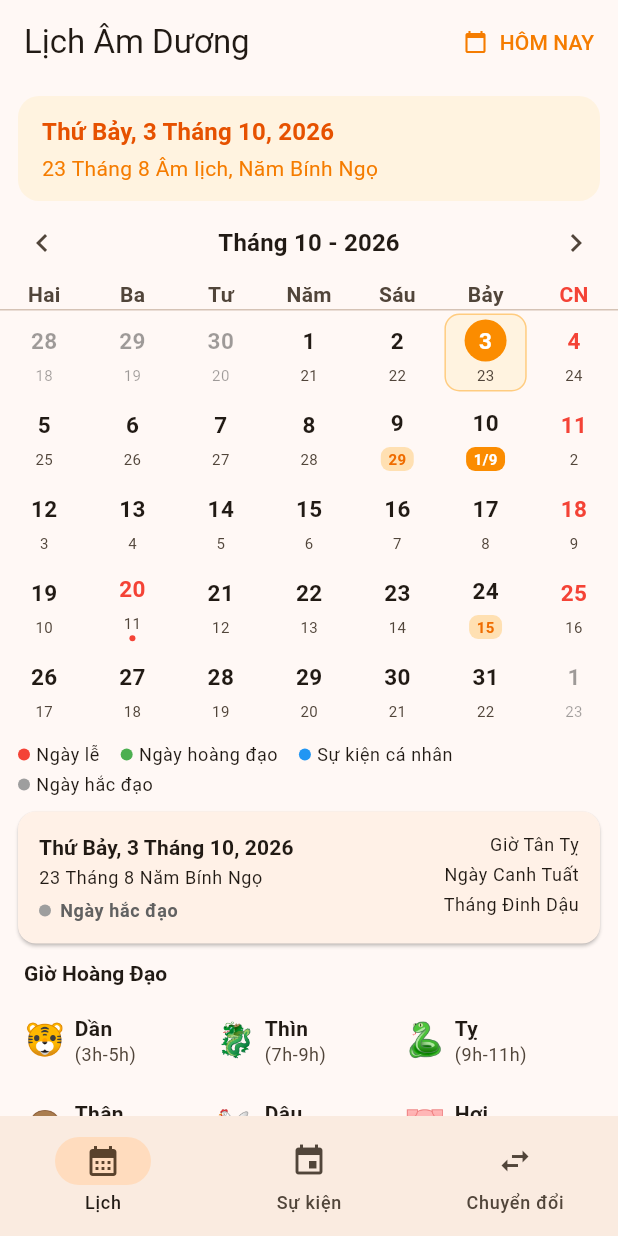
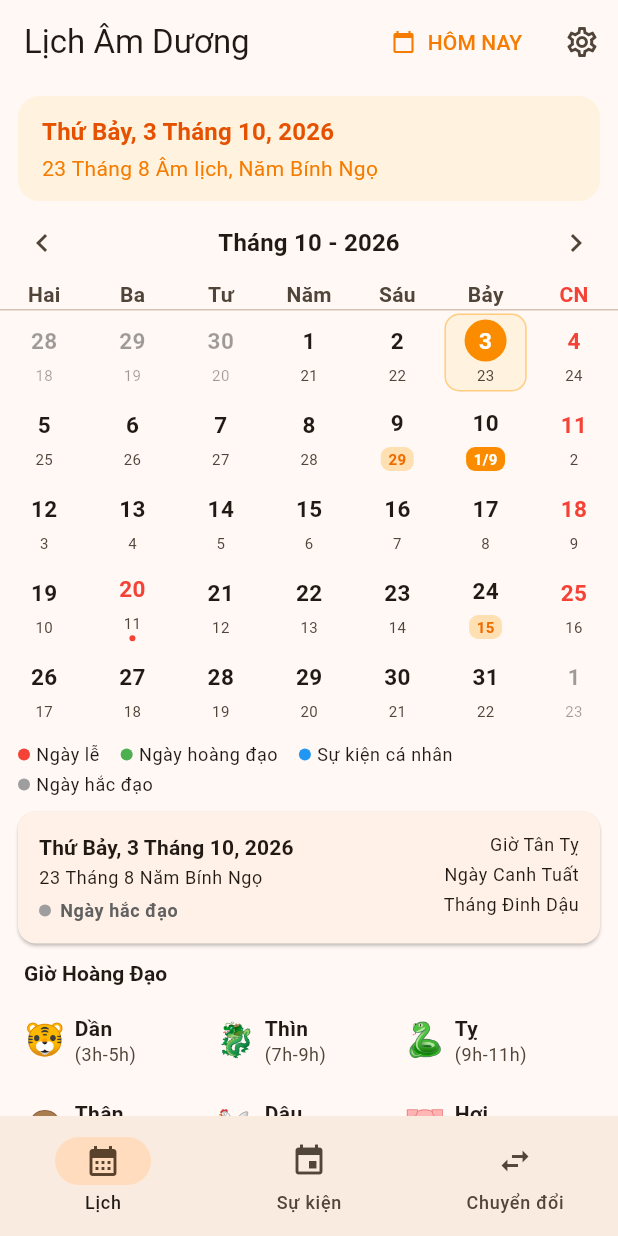
Before and after one commit to nttqn/lunar-calendar-app, a Flutter app: the screen it shows after launch, on a phone screen of 412 x 824 dp. Run offline on Flutter 3.47's test engine with Material 3 defaults, Android fonts, the phone set to English and light mode, and no system bars; our stand-ins replace flutter_local_notifications, google_mobile_ads, shared_preferences, timezone; network calls fail.

Commit message:
Add app-wide font size setting (Nhỏ/Vừa/Lớn)
New Settings screen (gear icon on the Calendar AppBar) lets users pick
between 3 text sizes. "Nhỏ" (small) is factor 1.0 — the app's original
size, kept as the default so existing users see no change unless they
opt in. Applied globally via MediaQuery.textScaler in a MaterialApp
builder, so every screen scales automatically with no per-widget changes.

The one place needing manual adjustment: calendar_screen.dart's month
grid has fixed-size pieces (row height, the "today" circle) that don't
grow with TextScaler the way Text widgets do, so they're scaled by the
same factor to prevent the day number overflowing its circle at the two
larger sizes — verified visually via Playwright at the "Lớn" setting
across all three tabs (Lịch/Sự kiện/Chuyển đổi), no overflow anywhere.
Also verified the choice persists across a reload (shared_preferences).

Co-Authored-By: Claude Sonnet 5 <noreply@anthropic.com>

```diff
--- a/lib/main.dart
+++ b/lib/main.dart
@@ -10,6 +10,7 @@ import 'screens/events_screen.dart';
 import 'services/ads_service.dart';
 import 'services/event_repository.dart';
 import 'services/notification_service.dart';
+import 'services/settings_repository.dart';
 
 Future<void> main() async {
   WidgetsFlutterBinding.ensureInitialized();
@@ -17,6 +18,7 @@ Future<void> main() async {
   await AdsService.instance.initialize();
   await NotificationService.instance.initialize();
   await EventRepository.instance.load();
+  await SettingsRepository.instance.load();
   unawaited(EventRepository.instance.rescheduleAll());
   runApp(const LunarCalendarApp());
 }
@@ -26,6 +28,9 @@ class LunarCalendarApp extends StatelessWidget {
 
   @override
   Widget build(BuildContext context) {
+    return ListenableBuilder(
+      listenable: SettingsRepository.instance,
+      builder: (context, _) {
         return MaterialApp(
           title: 'Lịch Âm Dương',
           debugShowCheckedModeBanner: false,
@@ -40,7 +45,21 @@ class LunarCalendarApp extends StatelessWidget {
             colorSchemeSeed: Colors.orange,
             useMaterial3: true,
           ),
+          // Scales every Text widget app-wide by the user's chosen font
+          // size — the "small" option is a no-op (factor 1.0), preserving
+          // the app's original look exactly as the default.
+          builder: (context, child) {
+            final scale = SettingsRepository.instance.fontScaleFactor;
+            return MediaQuery(
+              data: MediaQuery.of(
+                context,
+              ).copyWith(textScaler: TextScaler.linear(scale)),
+              child: child!,
+            );
+          },
           home: const HomeShell(),
+        );
+      },
     );
   }
 }
--- a/lib/screens/calendar_screen.dart
+++ b/lib/screens/calendar_screen.dart
@@ -2,12 +2,14 @@ import 'package:flutter/material.dart';
 
 import '../models/day_info.dart';
 import '../services/event_repository.dart';
+import '../services/settings_repository.dart';
 import '../utils/vi_date.dart';
 import '../widgets/banner_ad_widget.dart';
 import '../widgets/date_header_card.dart';
 import '../widgets/day_detail_panel.dart';
 import '../widgets/hoang_dao_hours.dart';
 import '../widgets/max_width_body.dart';
+import 'settings_screen.dart';
 
 class CalendarScreen extends StatefulWidget {
   const CalendarScreen({super.key});
@@ -27,7 +29,8 @@ class _CalendarScreenState extends State<CalendarScreen> {
     DateTime.now().day,
   );
 
-  static const double _rowHeight = 56;
+  static const double _baseRowHeight = 56;
+  static const double _baseCircleSize = 28;
 
   void _changeMonth(int delta) {
     setState(() {
@@ -74,7 +77,10 @@ class _CalendarScreenState extends State<CalendarScreen> {
   @override
   Widget build(BuildContext context) {
     return ListenableBuilder(
-      listenable: EventRepository.instance,
+      listenable: Listenable.merge([
+        EventRepository.instance,
+        SettingsRepository.instance,
+      ]),
       builder: (context, _) => _buildScaffold(context),
     );
   }
@@ -83,6 +89,14 @@ class _CalendarScreenState extends State<CalendarScreen> {
     final days = _gridDays();
     final weekCount = days.length ~/ 7;
     final selectedInfo = DayInfo.fromSolar(_selectedDate);
+    // The grid's fixed-size pieces (row height, the "today" circle) don't
+    // automatically grow with the app-wide text scale the way Text widgets
+    // do, so they're scaled here to match — otherwise a larger font size
+    // setting would make day numbers overflow a circle sized for the
+    // default (smallest) font.
+    final scale = SettingsRepository.instance.fontScaleFactor;
+    final rowHeight = _baseRowHeight * scale;
+    final circleSize = _baseCircleSize * scale;
 
     return Scaffold(
       appBar: AppBar(
@@ -94,6 +108,13 @@ class _CalendarScreenState extends State<CalendarScreen> {
             label: const Text('HÔM NAY'),
             style: TextButton.styleFrom(
               foregroundColor: Colors.orange.shade700,
+            ),
+          ),
+          IconButton(
+            icon: const Icon(Icons.settings_outlined),
+            tooltip: 'Cài đặt',
+            onPressed: () => Navigator.of(context).push(
+              MaterialPageRoute(builder: (_) => const SettingsScreen()),
             ),
           ),
         ],
@@ -136,7 +157,7 @@ class _CalendarScreenState extends State<CalendarScreen> {
                     Column(
                       children: List.generate(weekCount, (w) {
                         return SizedBox(
-                          height: _rowHeight,
+                          height: rowHeight,
                           child: Row(
                             children: List.generate(7, (d) {
                               final date = days[w * 7 + d];
@@ -158,6 +179,7 @@ class _CalendarScreenState extends State<CalendarScreen> {
                                   isSunday: d == 6,
                                   isSelected: isSelected,
                                   hasEvent: hasEvent,
+                                  circleSize: circleSize,
                                   onTap: () => _selectDate(date),
                                 ),
                               );
@@ -262,6 +284,7 @@ class _DayCell extends StatelessWidget {
   final bool isSunday;
   final bool isSelected;
   final bool hasEvent;
+  final double circleSize;
   final VoidCallback onTap;
 
   const _DayCell({
@@ -271,6 +294,7 @@ class _DayCell extends StatelessWidget {
     required this.isSunday,
     required this.isSelected,
     required this.hasEvent,
+    required this.circleSize,
     required this.onTap,
   });
 
@@ -350,8 +374,8 @@ class _DayCell extends StatelessWidget {
           mainAxisAlignment: MainAxisAlignment.center,
           children: [
             Container(
-              width: 28,
-              height: 28,
+              width: circleSize,
+              height: circleSize,
               alignment: Alignment.center,
               decoration: info.isToday
                   ? BoxDecoration(
--- /dev/null
+++ b/lib/services/settings_repository.dart
@@ -0,0 +1,38 @@
+import 'package:flutter/foundation.dart';
+import 'package:shared_preferences/shared_preferences.dart';
+
+import '../models/font_scale.dart';
+
+/// App-wide user preferences (currently just font size). A `ChangeNotifier`
+/// singleton, same shape as `EventRepository`, so screens can listen via
+/// `ListenableBuilder` without a state-management package.
+class SettingsRepository extends ChangeNotifier {
+  SettingsRepository._();
+  static final SettingsRepository instance = SettingsRepository._();
+
+  static const String _prefsKey = 'font_scale_option';
+
+  FontScaleOption _fontScale = FontScaleOption.small;
+  FontScaleOption get fontScale => _fontScale;
+  double get fontScaleFactor => _fontScale.factor;
+
+  Future<void> load() async {
+    final prefs = await SharedPreferences.getInstance();
+    final stored = prefs.getString(_prefsKey);
+    if (stored != null) {
+      _fontScale = FontScaleOption.values.firstWhere(
+        (e) => e.name == stored,
+        orElse: () => FontScaleOption.small,
+      );
+      notifyListeners();
+    }
+  }
+
+  Future<void> setFontScale(FontScaleOption option) async {
+    if (option == _fontScale) return;
+    _fontScale = option;
+    notifyListeners();
+    final prefs = await SharedPreferences.getInstance();
+    await prefs.setString(_prefsKey, option.name);
+  }
+}
```
Also changed, not shown: lib/models/font_scale.dart (added, +28 -0 lines), lib/screens/settings_screen.dart (added, +61 -0 lines), 3 other files. Lines whose indentation alone changed are shown as unchanged.
